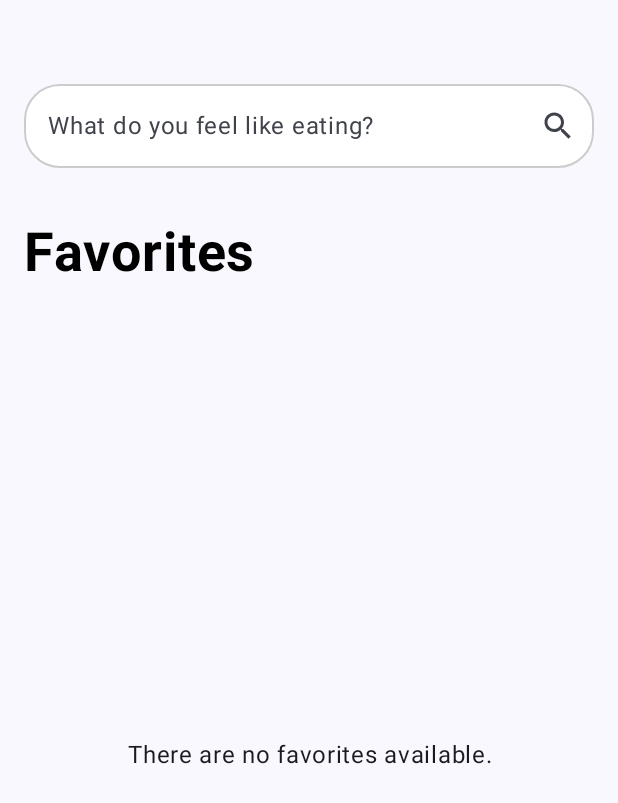
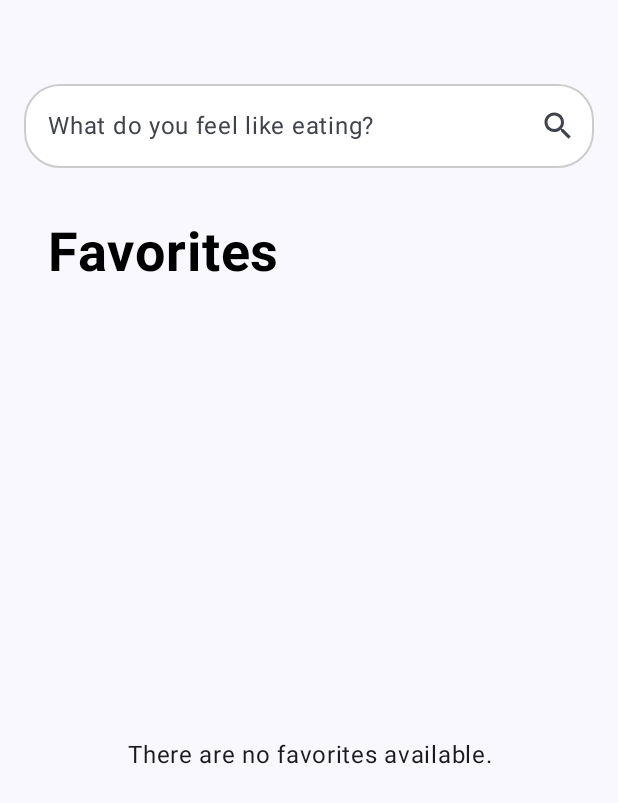
Before and after one commit to catacretu/Ai-Recipe-Finder, an Android app built with Jetpack Compose: the screen it shows after launch (MainActivity), on a phone screen of 412 x 824 dp. Shown: the top 803 px of the screen. Run offline under Robolectric (Android 15) with nearby library versions, the phone set to English and light mode, and no system bars; our stand-ins replace Dagger/Hilt's generated code, Room's generated code, livedata-compose.

Commit message:
Small ui improvement

```diff
--- a/app/src/main/java/com/example/ai_recipefinder/views/HomeScreen.kt
+++ b/app/src/main/java/com/example/ai_recipefinder/views/HomeScreen.kt
@@ -59,7 +59,8 @@ fun HomeScreen(navController: NavController, recipeViewModel: RecipeViewModel) {
             if (!isLoading && searchQuery.isEmpty()) "Favorites" else "Suggested Recipes",
             fontSize = 36.sp,
             fontWeight = FontWeight.Bold,
-            color = Color.Black
+            color = Color.Black,
+            modifier = Modifier.padding(start = 16.dp)
         )
         Spacer(modifier = Modifier.height(8.dp))
 
```
